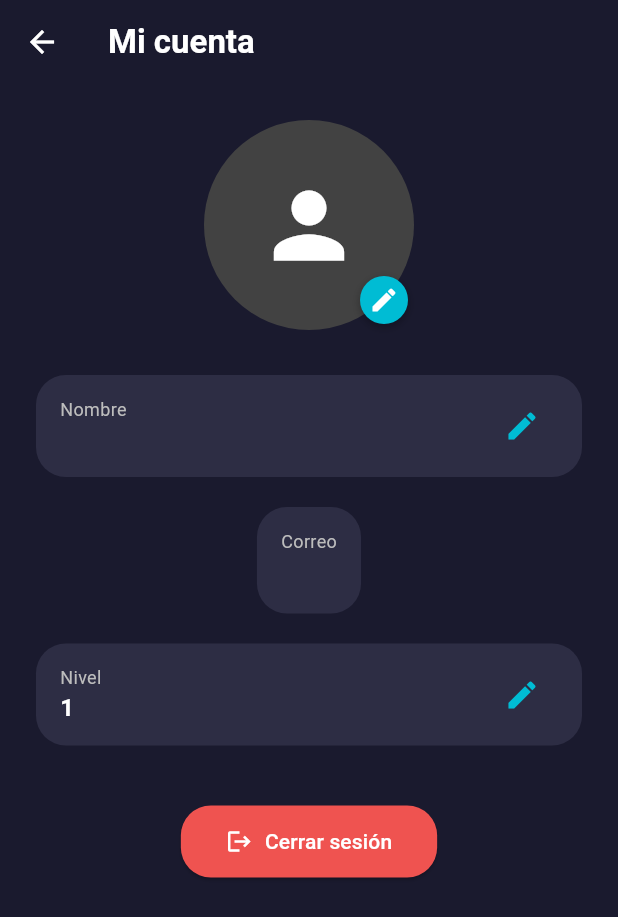
After one commit to 1stefania3/ultimate360s, a Flutter app: the CuentaPage screen opened by its route, after a tap on the "edit" icon, on a phone screen of 412 x 824 dp. The commit adds this screen. Shown: the top 917 px of the screen. Run offline on Flutter 3.47's test engine with Material 3 defaults, Android fonts, the phone set to English and light mode, and no system bars; our stand-ins replace cloud_firestore, firebase_auth, firebase_core, image_picker; accounts and stored records are empty; Roboto replaces fonts that are missing (Montserrat).

Commit message:
actualizacion busquedas cuenta mi perfil

```diff
--- a/lib/main.dart
+++ b/lib/main.dart
@@ -7,8 +7,10 @@ import 'screens/index.dart';
 import 'screens/login.dart';
 import 'screens/register.dart';
 import 'screens/home.dart';
-import 'screens/welcome_screen.dart'; // 👈 NUEVA PANTALLA Red 360
+import 'screens/welcome_screen.dart';
 import 'screens/feed_screen.dart';
+import 'screens/cuenta.dart';
+import 'screens/miperfil.dart';
 
 void main() {
   runApp(const MyApp());
@@ -47,6 +49,8 @@ class MyApp extends StatelessWidget {
               '/index': (context) => const IndexScreen(),
               '/welcome': (context) => const WelcomeScreen(),
               '/feed': (context) => FeedPage(),
+              '/cuenta': (context) => const CuentaPage(),
+              '/perfil': (context) => const MiPerfilPage(),
 
 
             },
--- /dev/null
+++ b/lib/screens/cuenta.dart
@@ -0,0 +1,290 @@
+import 'dart:convert';
+import 'dart:io';
+import 'package:flutter/material.dart';
+import 'package:cloud_firestore/cloud_firestore.dart';
+import 'package:firebase_auth/firebase_auth.dart';
+import 'package:image_picker/image_picker.dart';
+
+class CuentaPage extends StatefulWidget {
+  const CuentaPage({Key? key}) : super(key: key);
+
+  @override
+  State<CuentaPage> createState() => _CuentaPageState();
+}
+
+class _CuentaPageState extends State<CuentaPage> {
+  final _firestore = FirebaseFirestore.instance;
+  final _auth = FirebaseAuth.instance;
+
+  bool _isEditingName = false;
+  bool _isEditingLevel = false;
+  bool _isLoading = false;
+
+  String? _name;
+  String? _email;
+  String? _level;
+  String? _imageBase64;
+
+  final TextEditingController _nameController = TextEditingController();
+  final TextEditingController _levelController = TextEditingController();
+
+  @override
+  void initState() {
+    super.initState();
+    _loadUserData();
+  }
+
+  Future<void> _loadUserData() async {
+    final user = _auth.currentUser;
+    if (user == null) return;
+
+    final doc = await _firestore.collection('users').doc(user.uid).get();
+    final data = doc.data();
+
+    setState(() {
+      _name = data?['name'] ?? 'Usuario';
+      _email = user.email;
+      _level = data?['level'] ?? '1';
+      _imageBase64 = data?['imageBase64'];
+    });
+
+    _nameController.text = _name!;
+    _levelController.text = _level!;
+  }
+
+  // 📌 Subir imagen y guardar en Firestore como base64
+  Future<void> _updateProfileImage() async {
+    final picked = await ImagePicker().pickImage(source: ImageSource.gallery);
+    if (picked == null) return;
+
+    setState(() => _isLoading = true);
+
+    final bytes = await File(picked.path).readAsBytes();
+    final base64Image = base64Encode(bytes);
+
+    final user = _auth.currentUser;
+    if (user == null) return;
+
+    await _firestore.collection('users').doc(user.uid).update({
+      'imageBase64': base64Image,
+    });
+
+    setState(() {
+      _imageBase64 = base64Image;
+      _isLoading = false;
+    });
+  }
+
+  Future<void> _updateUserField(String field, String value) async {
+    final user = _auth.currentUser;
+    if (user == null) return;
+    await _firestore.collection('users').doc(user.uid).update({field: value});
+  }
+
+  @override
+  Widget build(BuildContext context) {
+    return Scaffold(
+      backgroundColor: const Color(0xFF1a1a2e),
+      appBar: AppBar(
+        backgroundColor: const Color(0xFF1a1a2e),
+        elevation: 0,
+        leading: IconButton(
+          icon: const Icon(Icons.arrow_back, color: Colors.white),
+          onPressed: () => Navigator.pop(context),
+        ),
+        title: const Text(
+          "Mi cuenta",
+          style: TextStyle(color: Colors.white, fontWeight: FontWeight.bold),
+        ),
+      ),
+      body: _isLoading
+          ? const Center(child: CircularProgressIndicator(color: Colors.cyan))
+          : SingleChildScrollView(
+              padding: const EdgeInsets.all(24),
+              child: Column(
+                crossAxisAlignment: CrossAxisAlignment.center,
+                children: [
+                  // Imagen de perfil
+                  Stack(
+                    alignment: Alignment.bottomRight,
+                    children: [
+                      CircleAvatar(
+                        radius: 70,
+                        backgroundColor: Colors.grey[800],
+                        backgroundImage: _imageBase64 != null
+                            ? MemoryImage(base64Decode(_imageBase64!))
+                            : null,
+                        child: _imageBase64 == null
+                            ? const Icon(Icons.person, color: Colors.white, size: 70)
+                            : null,
+                      ),
+                      Positioned(
+                        bottom: 4,
+                        right: 4,
+                        child: GestureDetector(
+                          onTap: _updateProfileImage,
+                          child: Container(
+                            padding: const EdgeInsets.all(6),
+                            decoration: BoxDecoration(
+                              color: Colors.cyan,
+                              shape: BoxShape.circle,
+                              boxShadow: [
+                                BoxShadow(
+                                  color: Colors.black.withOpacity(0.3),
+                                  blurRadius: 4,
+                                  offset: const Offset(0, 2),
+                                ),
+                              ],
+                            ),
+                            child: const Icon(Icons.edit, color: Colors.white, size: 20),
+                          ),
+                        ),
+                      ),
+                    ],
+                  ),
+                  const SizedBox(height: 30),
+
+                  // Nombre
+                  _buildEditableField(
+                    label: "Nombre",
+                    value: _name ?? '',
+                    controller: _nameController,
+                    isEditing: _isEditingName,
+                    onEdit: () {
+                      setState(() => _isEditingName = !_isEditingName);
+                      if (!_isEditingName) {
+                        _updateUserField('name', _nameController.text);
+                        setState(() => _name = _nameController.text);
+                      }
+                    },
+                  ),
+
+                  const SizedBox(height: 20),
+
+                  // Correo (solo lectura)
+                  _buildReadOnlyField(
+                    label: "Correo",
+                    value: _email ?? '',
+                  ),
+
+                  const SizedBox(height: 20),
+
+                  // Nivel
+                  _buildEditableField(
+                    label: "Nivel",
+                    value: _level ?? '1',
+                    controller: _levelController,
+                    isEditing: _isEditingLevel,
+                    onEdit: () {
+                      setState(() => _isEditingLevel = !_isEditingLevel);
+                      if (!_isEditingLevel) {
+                        _updateUserField('level', _levelController.text);
+                        setState(() => _level = _levelController.text);
+                      }
+                    },
+                  ),
+
+                  const SizedBox(height: 40),
+
+                  ElevatedButton.icon(
+                    onPressed: () async {
+                      await FirebaseAuth.instance.signOut();
+                      if (context.mounted) Navigator.pop(context);
+                    },
+                    icon: const Icon(Icons.logout),
+                    label: const Text("Cerrar sesión"),
+                    style: ElevatedButton.styleFrom(
+                      backgroundColor: Colors.red[400],
+                      foregroundColor: Colors.white,
+                      padding: const EdgeInsets.symmetric(horizontal: 30, vertical: 14),
+                      shape: RoundedRectangleBorder(
+                        borderRadius: BorderRadius.circular(20),
+                      ),
+                    ),
+                  ),
+                ],
+              ),
+            ),
+    );
+  }
+
+  Widget _buildEditableField({
+    required String label,
+    required String value,
+    required TextEditingController controller,
+    required bool isEditing,
+    required VoidCallback onEdit,
+  }) {
+    return Container(
+      decoration: BoxDecoration(
+        color: const Color(0xFF2d2d44),
+        borderRadius: BorderRadius.circular(20),
+      ),
+      padding: const EdgeInsets.symmetric(horizontal: 16, vertical: 10),
+      child: Row(
+        children: [
+          Expanded(
+            child: isEditing
+                ? TextField(
+                    controller: controller,
+                    style: const TextStyle(color: Colors.white),
+                    decoration: const InputDecoration(
+                      border: InputBorder.none,
+                      isDense: true,
+                    ),
+                  )
+                : Column(
+                    crossAxisAlignment: CrossAxisAlignment.start,
+                    children: [
+                      Text(
+                        label,
+                        style: TextStyle(color: Colors.grey[400], fontSize: 12),
+                      ),
+                      Text(
+                        value,
+                        style: const TextStyle(
+                          color: Colors.white,
+                          fontSize: 16,
+                          fontWeight: FontWeight.bold,
+                        ),
+                      ),
+                    ],
+                  ),
+          ),
+          IconButton(
+            icon: Icon(isEditing ? Icons.check : Icons.edit, color: Colors.cyan),
+            onPressed: onEdit,
+          ),
+        ],
+      ),
+    );
+  }
+
+  Widget _buildReadOnlyField({
+    required String label,
+    required String value,
+  }) {
+    return Container(
+      decoration: BoxDecoration(
+        color: const Color(0xFF2d2d44),
+        borderRadius: BorderRadius.circular(20),
+      ),
+      padding: const EdgeInsets.symmetric(horizontal: 16, vertical: 14),
+      child: Column(
+        crossAxisAlignment: CrossAxisAlignment.start,
+        children: [
+          Text(label, style: TextStyle(color: Colors.grey[400], fontSize: 12)),
+          const SizedBox(height: 4),
+          Text(
+            value,
+            style: const TextStyle(
+              color: Colors.white,
+              fontSize: 16,
+              fontWeight: FontWeight.bold,
+            ),
+          ),
+        ],
+      ),
+    );
+  }
+}
--- a/lib/screens/home.dart
+++ b/lib/screens/home.dart
@@ -72,7 +72,7 @@ class HomeScreen extends StatelessWidget {
                             label: "Conectar",
                             color: primaryRed,
                             onTap: () {
-                              // 👇 Navega a la pantalla Welcome (Red 360)
+                              // Navega a la pantalla Welcome (Red 360)
                               Navigator.pushNamed(context, '/welcome');
                             },
                           ),
@@ -81,7 +81,8 @@ class HomeScreen extends StatelessWidget {
                             label: "Cuenta",
                             color: primaryGreen,
                             onTap: () {
-                              // Acción cuenta
+                              // Navega a CuentaPage
+                              Navigator.pushNamed(context, '/perfil');
                             },
                           ),
                           _buildHomeButton(
```
Also changed, not shown: lib/screens/feed_screen.dart (+99 -21 lines), lib/screens/miperfil.dart (added, +280 -0 lines).
